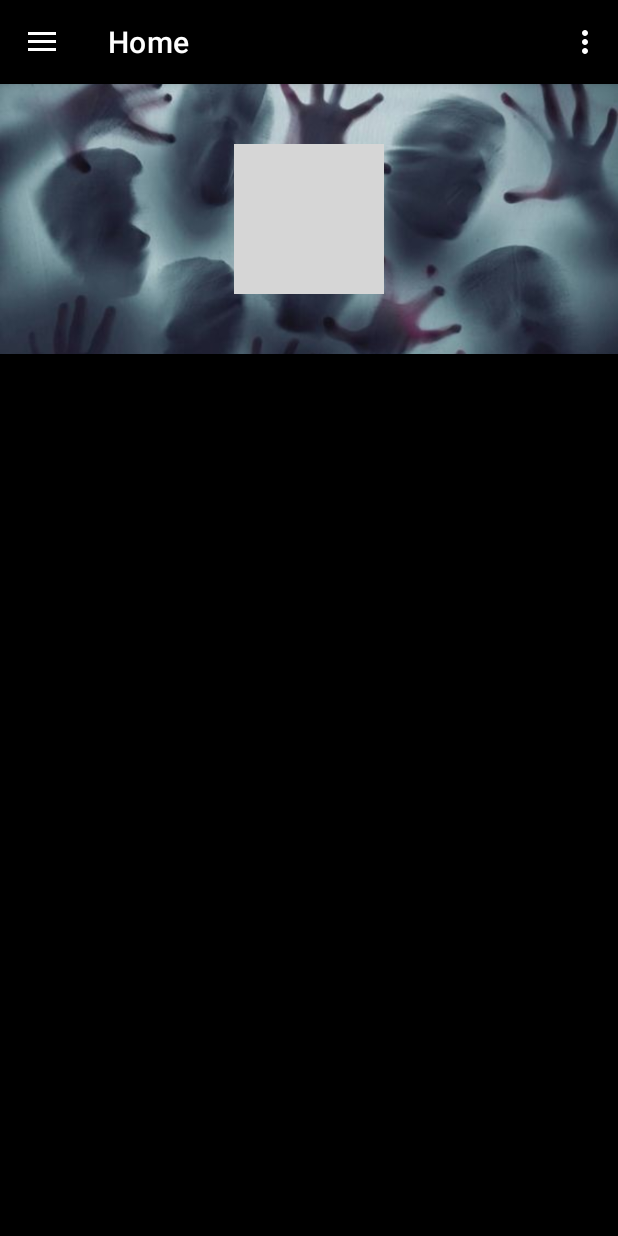
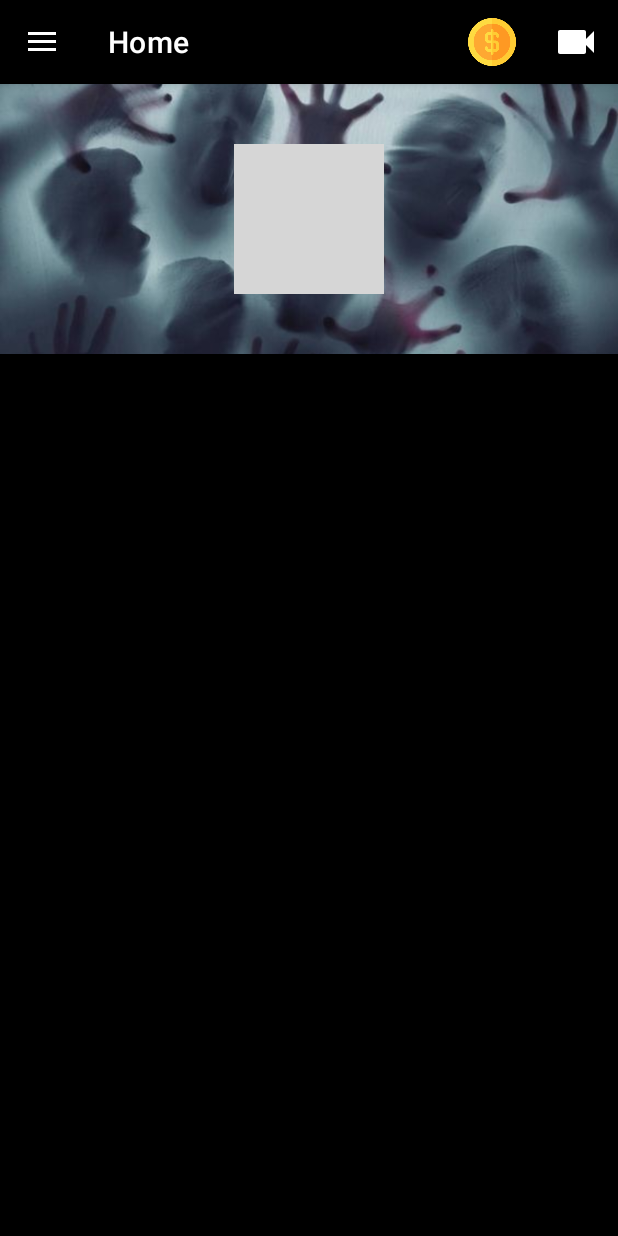
Before and after one commit to juancol23/SpookGold, an Android app: the screen it shows after launch (MainActivity), on a phone screen of 412 x 824 dp. Run offline under Robolectric (Android 15) with nearby library versions, the phone set to English and light mode, and no system bars; our stand-ins replace Firebase (no records; nobody signed in at launch, a user with empty details on screens opened directly), navigation-ui; libraries missing offline, so code that uses them is left out: com.github.pgreze.reactions; grey boxes are pictures that could not be loaded.

Commit message:
Design ui money y menu

```diff
--- a/app/src/main/res/menu/main.xml
+++ b/app/src/main/res/menu/main.xml
@@ -2,8 +2,28 @@
 <menu xmlns:android="http://schemas.android.com/apk/res/android"
     xmlns:app="http://schemas.android.com/apk/res-auto">
     <item
-        android:id="@+id/action_settings"
+        android:id="@+id/busquedaSpooky"
         android:orderInCategory="100"
-        android:title="@string/action_settings"
+        android:title="Moneda"
+        android:icon="@drawable/ic_moneda"
+        app:showAsAction="always" />
+
+    <item
+        android:id="@+id/videoSpooky"
+        android:orderInCategory="100"
+        android:title="Moneda"
+        android:icon="@drawable/video_spook"
+        app:showAsAction="always" />
+
+    <item
+        android:id="@+id/notification"
+        android:orderInCategory="100"
+        android:title="Notificaciones"
+        android:visible="false"
+        android:icon="@drawable/ic_notification"
         app:showAsAction="never" />
+
+
+
+
 </menu>
--- a/app/src/main/res/values/colors.xml
+++ b/app/src/main/res/values/colors.xml
@@ -12,5 +12,6 @@
     <color name="colorPrimaryDark">#000</color>
     <color name="rojo_spook">#da152c</color>
     <color name="texto_desc_gris">#c1c0c0</color>
+    <color name="rosa_moneda">#FFFF404D</color>
 
 </resources>
```
Also changed, not shown: app/src/main/java/com/valdemar/spook/MainActivity.java (+89 -1 lines), app/src/main/res/layout/activity_modal_coins_needs.xml (added, +81 -0 lines).
